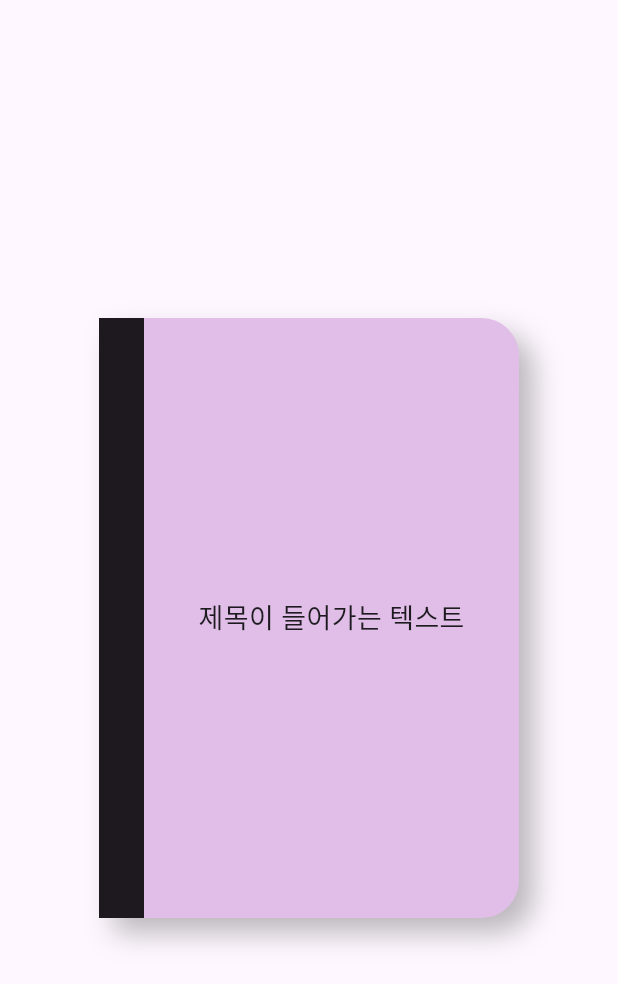
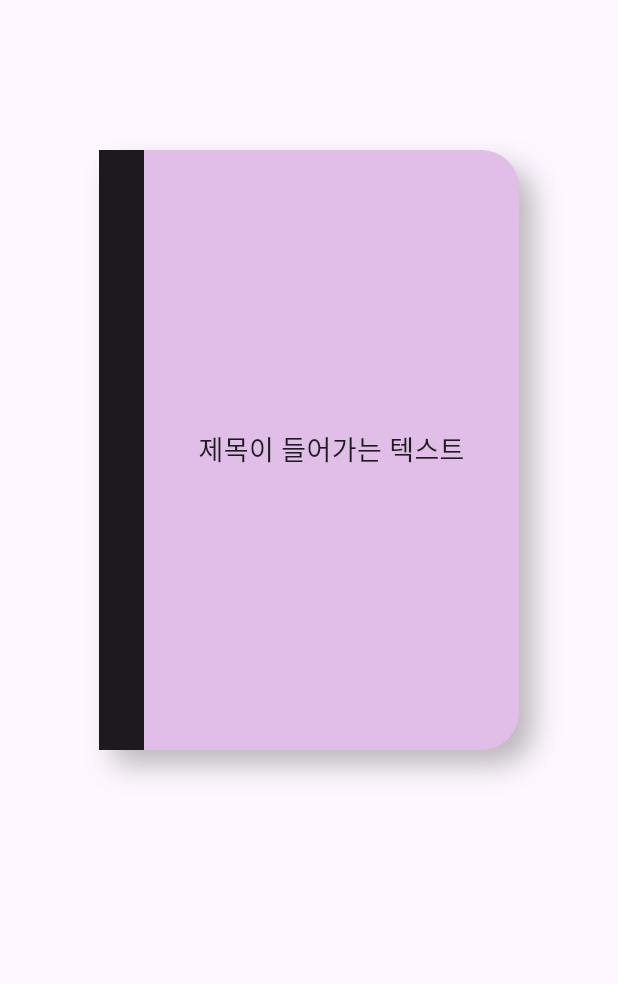
Before and after one commit to kiwikid1543-alt/mini_memo, a Flutter app: the BookList widget shown alone on an empty page, opened directly, on a phone screen of 412 x 824 dp. Shown: the top 984 px of the screen. Run offline on Flutter 3.47's test engine with Material 3 defaults, Android fonts, the phone set to English and light mode, and no system bars.

Commit message:
feat: listView 수정

```diff
--- a/lib/detail_page/view_page.dart
+++ b/lib/detail_page/view_page.dart
@@ -32,10 +32,7 @@ class _MemoViewPageState extends State<MemoViewPage> {
             ),
           ],
         ),
-        // isBookList
-        //     ?
-        Expanded(child: BookList()),
-        // : Expanded(child: NormalList()),
+        Expanded(child: isBookList ? const BookList() : const NormalList()),
       ],
     );
   }
--- a/lib/detail_page/widgets/book_cover_widget.dart
+++ b/lib/detail_page/widgets/book_cover_widget.dart
@@ -7,10 +7,13 @@ class BookCoverWidget extends StatelessWidget {
 
   @override
   Widget build(BuildContext context) {
-    return Center(
+    return Padding(
+      padding: const EdgeInsets.only(top: 100),
+      child: Align(
+        alignment: Alignment.topCenter,
         child: Container(
-        width: 280, // 책 너비
-        height: 400, // 책 높이
+          width: 280,
+          height: 400,
           decoration: BoxDecoration(
             color: coverColor,
             borderRadius: const BorderRadius.only(
@@ -26,19 +29,13 @@ class BookCoverWidget extends StatelessWidget {
             ],
           ),
           child: ClipRRect(
-          // 이미지도 컨테이너의 곡률을 따르도록 설정
             borderRadius: const BorderRadius.only(
               topRight: Radius.circular(25),
               bottomRight: Radius.circular(25),
             ),
             child: Stack(
               children: [
-              // 2. 왼쪽 책등
-              Container(
-                width: 30,
-                decoration: BoxDecoration(color: Colors.black87),
-              ),
-              // 3. 중앙 텍스트
+                Container(width: 30, color: Colors.black87),
                 const Center(
                   child: Padding(
                     padding: EdgeInsets.only(left: 30),
@@ -49,6 +46,7 @@ class BookCoverWidget extends StatelessWidget {
             ),
           ),
         ),
+      ),
     );
   }
 }
--- a/lib/detail_page/widgets/book_list_view.dart
+++ b/lib/detail_page/widgets/book_list_view.dart
@@ -19,9 +19,8 @@ class BookList extends StatelessWidget {
       Colors.grey.shade300,
     ];
 
-    return ListView.separated(
+    return ListView.builder(
       scrollDirection: Axis.horizontal,
-      separatorBuilder: (_, _) => const SizedBox(width: 12),
       itemCount: 20,
       itemBuilder: (context, index) {
         final randomColor = bookPalette[Random().nextInt(bookPalette.length)];
```
Also changed, not shown: lib/detail_page/detail_page.dart (added, +8 -0 lines), lib/detail_page/widgets/list_item.dart (added, +46 -0 lines), lib/detail_page/widgets/list_view.dart (+4 -3 lines), lib/home_page.dart (+10 -2 lines), lib/memo_page/write_memo.dart (+23 -1 lines). Lines whose indentation alone changed are shown as unchanged.
